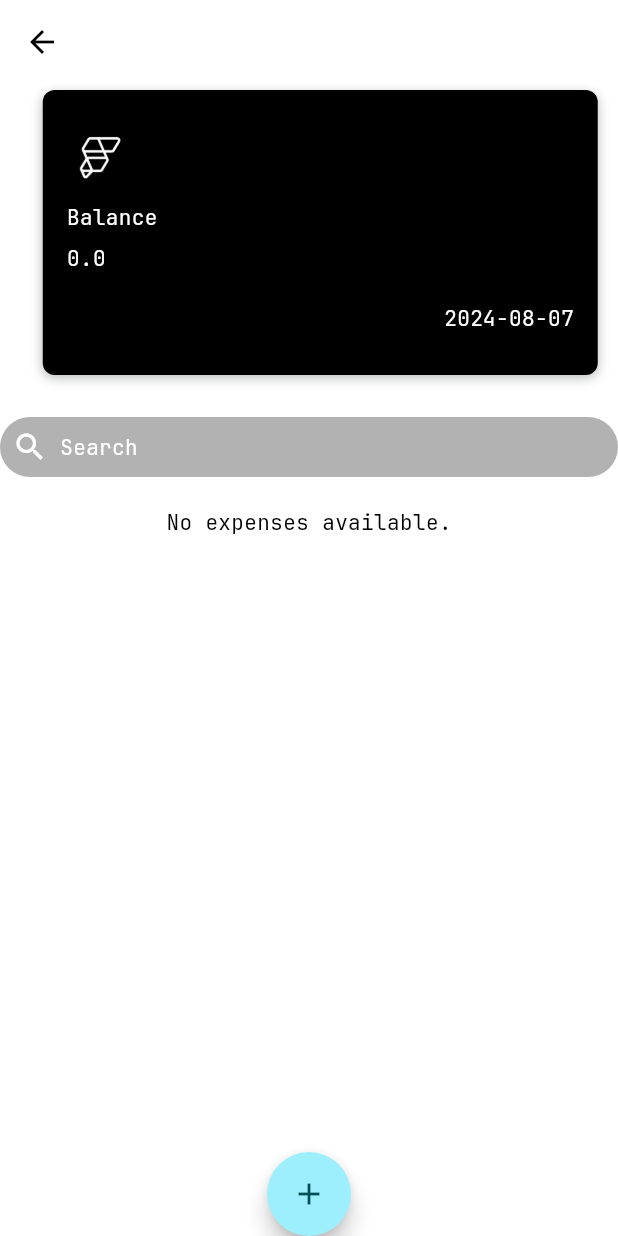
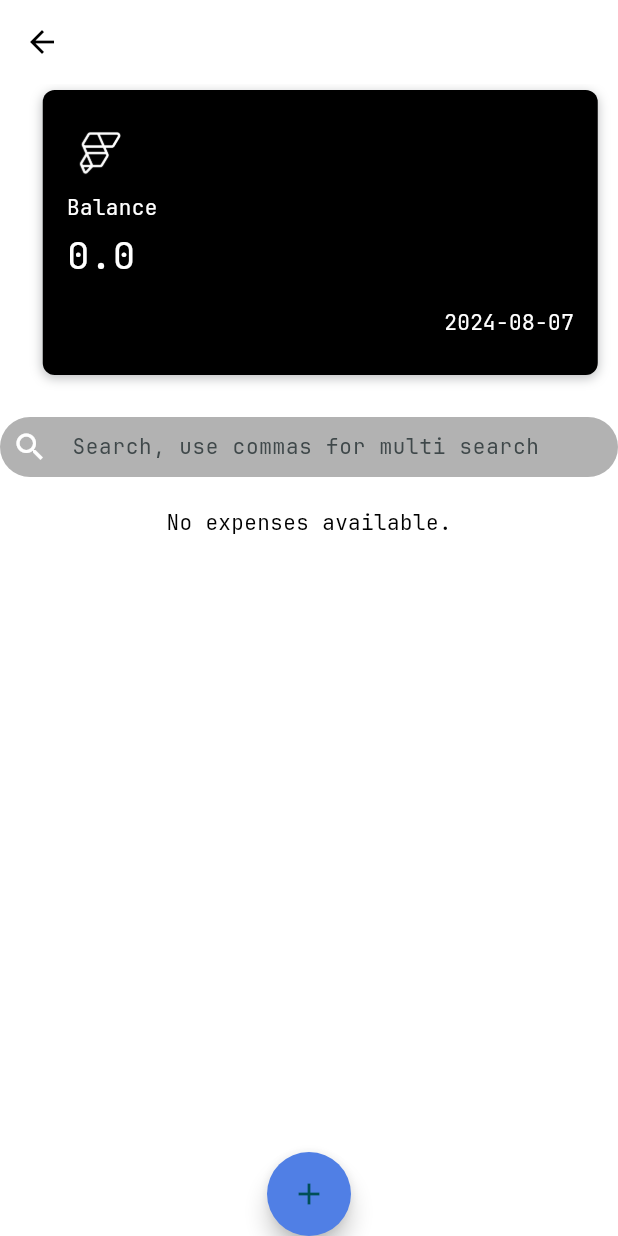
Before and after one commit to JP0132/Splitz-BLoC, a Flutter app: the SplitPage screen opened directly with empty values, on a phone screen of 412 x 824 dp. Run offline on Flutter 3.47's test engine with Material 3 defaults, Android fonts, the light colour scheme and no system bars; our stand-ins replace bloc, cloud_firestore, equatable, firebase_auth, firebase_core, flutter_bloc and 5 more; accounts and stored records are empty; generated files the repository leaves out were written again.

Commit message:
Added functional search bar, can now filter the expenses via the name and tags using the search bar

```diff
--- a/lib/presentation/home/home_page.dart
+++ b/lib/presentation/home/home_page.dart
@@ -92,10 +92,10 @@ class _HomePageState extends State<HomePage> {
                   padding: EdgeInsets.symmetric(horizontal: 8.0),
                   child: Row(
                     children: [
-                      Icon(Icons.search, color: Colors.white),
                       SizedBox(width: 8.0),
                       Text(
-                        'Search',
+                        'WELCOME BACK',
+                        textAlign: TextAlign.center,
                         style: TextStyle(
                           color: Colors.white,
                           fontSize: 14,
@@ -150,6 +150,7 @@ class _HomePageState extends State<HomePage> {
                             top: 100.0, right: 8, left: 8),
                         child: FeaturedSplit(
                           splitDetails: newCardData,
+                          totalAmount: 0,
                         ),
                       ),
                       Positioned(
--- a/lib/presentation/home/widgets/featured_split.dart
+++ b/lib/presentation/home/widgets/featured_split.dart
@@ -6,10 +6,12 @@ import 'package:splitz_bloc/utils/helper/helper_functions.dart';
 
 class FeaturedSplit extends StatefulWidget {
   final SplitModel splitDetails;
+  final double totalAmount;
 
   const FeaturedSplit({
     super.key,
     required this.splitDetails,
+    required this.totalAmount,
   });
 
   @override
@@ -60,8 +62,8 @@ class _FeaturedSplitState extends State<FeaturedSplit> {
                   style: TextStyle(color: Colors.white),
                 ),
                 Text(
-                  "${Helperfunctions.getCurrencyFormat(widget.splitDetails.currency)}${widget.splitDetails.totalAmount}",
-                  style: TextStyle(color: Colors.white),
+                  "${Helperfunctions.getCurrencyFormat(widget.splitDetails.currency)}${widget.totalAmount}",
+                  style: TextStyle(color: Colors.white, fontSize: 25),
                 ),
                 Padding(
                   padding: EdgeInsetsDirectional.fromSTEB(0, 12, 0, 4),
--- a/lib/presentation/navigation/bottom_nav_bar.dart
+++ b/lib/presentation/navigation/bottom_nav_bar.dart
@@ -23,6 +23,7 @@ class CustomBottomNavbar extends StatelessWidget {
           },
           shape: CircleBorder(),
           child: const Icon(Icons.add),
+          backgroundColor: CustomColours.darkPrimary,
         ),
         floatingActionButtonLocation: FloatingActionButtonLocation.centerDocked,
         bottomNavigationBar: BottomAppBar(
--- a/lib/presentation/split/split.dart
+++ b/lib/presentation/split/split.dart
@@ -1,5 +1,6 @@
 import 'package:flutter/material.dart';
 import 'package:flutter_bloc/flutter_bloc.dart';
+import 'package:splitz_bloc/data/models/expense_model.dart';
 import 'package:splitz_bloc/presentation/home/widgets/featured_split.dart';
 import 'package:splitz_bloc/data/models/split_model.dart';
 import 'package:splitz_bloc/presentation/split/add_new_expense.dart';
@@ -19,20 +20,71 @@ class SplitPage extends StatefulWidget {
 }
 
 class _SplitPageState extends State<SplitPage> {
+  String _searchQuery = '';
+  List<ExpenseModel> _filteredExpenses = [];
+  List<ExpenseModel> _expenses = [];
+  double _totalSpent = 0.0;
+  final TextEditingController _searchController = TextEditingController();
+
+  @override
+  void initState() {
+    super.initState();
+    context
+        .read<ExpenseBloc>()
+        .add(FetchExpensesRequested(widget.splitDetails.id));
+    _searchController.addListener(_onSearchChanged);
+  }
+
+  void _onSearchChanged() {
+    setState(() {
+      _searchQuery = _searchController.text;
+      _filterExpenses();
+    });
+  }
+
+  void _filterExpenses() {
+    List<String> searchTerms = _searchQuery
+        .split(',')
+        .map((term) => term.trim().toLowerCase())
+        .toList();
+
+    if (_searchQuery.isEmpty) {
+      _filteredExpenses = _expenses;
+    } else {
+      _filteredExpenses = _expenses.where((expense) {
+        final expenseNameLower = expense.name.toLowerCase();
+        final searchQueryLower = _searchQuery.toLowerCase();
+
+        final tagsLower = expense.tags.map((tag) => tag.toLowerCase()).toList();
+        return searchTerms.any((term) =>
+            expenseNameLower.contains(term) ||
+            tagsLower.any((tag) => tag.contains(term)));
+      }).toList();
+    }
+
+    _calculateTotalSpent();
+  }
+
+  void _calculateTotalSpent() {
+    _totalSpent =
+        _filteredExpenses.fold(0.0, (sum, expense) => sum + expense.paid);
+  }
+
+  @override
+  void dispose() {
+    _searchController.removeListener(_onSearchChanged);
+    _searchController.dispose();
+    super.dispose();
+  }
+
   @override
   Widget build(BuildContext context) {
     bool isDark = Helperfunctions.isDarkMode(context);
-    String formattedDate =
-        Helperfunctions.getDateFormat(widget.splitDetails.dateTime);
-    String formattedAmount = "\$${widget.splitDetails.totalAmount.toString()}";
-
-    context
-        .read<ExpenseBloc>()
-        .add(FetchExpensesRequested(widget.splitDetails.id));
 
     return Scaffold(
       appBar: AppBar(),
       floatingActionButton: FloatingActionButton(
+        backgroundColor: CustomColours.darkPrimary,
         onPressed: () => Navigator.push(
             context,
             MaterialPageRoute(
@@ -51,6 +103,7 @@ class _SplitPageState extends State<SplitPage> {
               padding: const EdgeInsets.only(top: 0, right: 0, left: 15),
               child: FeaturedSplit(
                 splitDetails: widget.splitDetails,
+                totalAmount: _totalSpent,
               ),
             ),
             const SizedBox(
@@ -58,6 +111,7 @@ class _SplitPageState extends State<SplitPage> {
             ),
             Row(
               children: [
+                // Search bar
                 Expanded(
                   child: Container(
                     height: 40.0,
@@ -67,17 +121,25 @@ class _SplitPageState extends State<SplitPage> {
                           : CustomColours.lightOnSurface.withOpacity(0.3),
                       borderRadius: BorderRadius.circular(20.0),
                     ),
-                    child: const Padding(
+                    child: Padding(
                       padding: EdgeInsets.symmetric(horizontal: 8.0),
                       child: Row(
                         children: [
                           Icon(Icons.search, color: Colors.white),
                           SizedBox(width: 8.0),
-                          Text(
-                            'Search',
-                            style: TextStyle(
-                              color: Colors.white,
-                              fontSize: 14,
+                          Expanded(
+                            child: Padding(
+                              padding: EdgeInsets.all(8.0),
+                              child: TextField(
+                                controller: _searchController,
+                                decoration: const InputDecoration(
+                                  hintText:
+                                      'Search, use commas for multi search',
+                                  border: InputBorder.none,
+                                  hintStyle: TextStyle(fontSize: 14),
+                                ),
+                                style: TextStyle(fontSize: 14),
+                              ),
                             ),
                           ),
                         ],
@@ -95,19 +157,22 @@ class _SplitPageState extends State<SplitPage> {
                 if (state is ExpenseLoading) {
                   return Center(child: CircularProgressIndicator());
                 } else if (state is ExpensesLoaded) {
-                  final expenses = state.expenses;
-                  if (expenses.isEmpty) {
+                  _expenses = state.expenses;
+                  _filterExpenses();
+
+                  if (_filteredExpenses.isEmpty) {
                     return const Center(child: Text('No expenses available.'));
                   } else {
                     return Padding(
-                      padding: const EdgeInsets.all(8.0),
+                      padding: const EdgeInsets.only(
+                          top: 8, right: 8, left: 8, bottom: 100),
                       child: ListView.builder(
                           physics: const NeverScrollableScrollPhysics(),
-                          itemCount: expenses.length,
+                          itemCount: _filteredExpenses.length,
                           padding: EdgeInsets.zero,
                           shrinkWrap: true,
                           itemBuilder: (context, index) {
-                            final expense = expenses[index];
+                            final expense = _filteredExpenses[index];
                             return ExpenseCard(
                               expenseDetails: expense,
                             );
--- a/lib/presentation/split/widgets/TagWidget.dart
+++ b/lib/presentation/split/widgets/TagWidget.dart
@@ -1,4 +1,5 @@
 import 'package:flutter/material.dart';
+import 'package:splitz_bloc/utils/constants/colours.dart';
 
 class TagWidget extends StatelessWidget {
   final String label;
@@ -10,7 +11,7 @@ class TagWidget extends StatelessWidget {
     return Container(
       padding: EdgeInsets.symmetric(horizontal: 8.0, vertical: 4.0),
       decoration: BoxDecoration(
-        color: Color(0xFFFFA500),
+        color: CustomColours.darkPrimary,
         borderRadius: BorderRadius.circular(8.0),
       ),
       child: Text(
```
